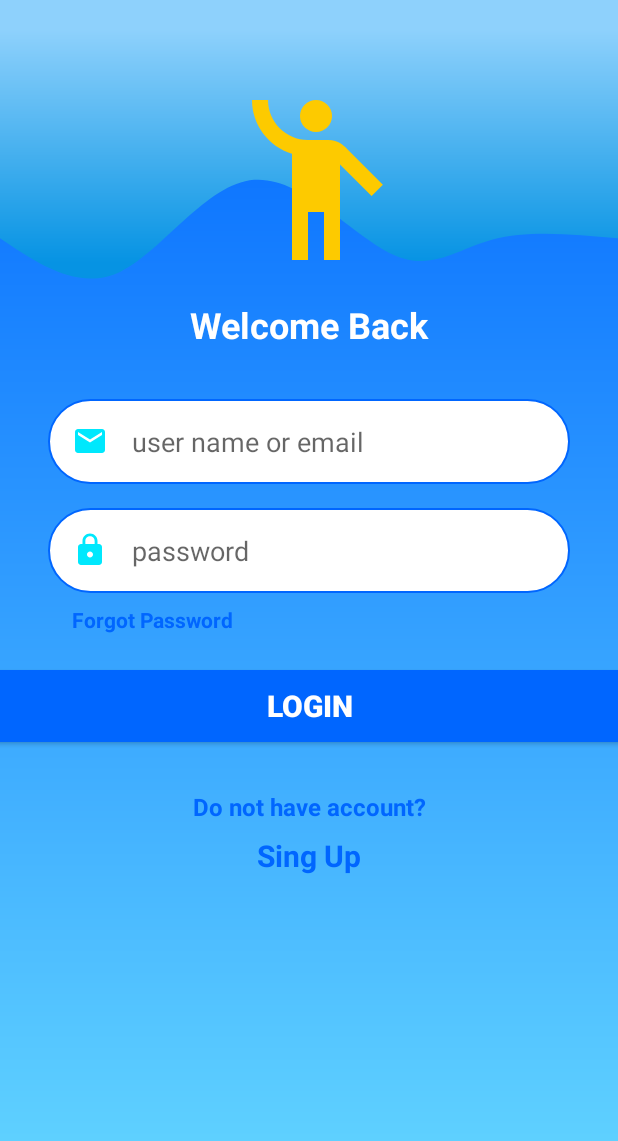
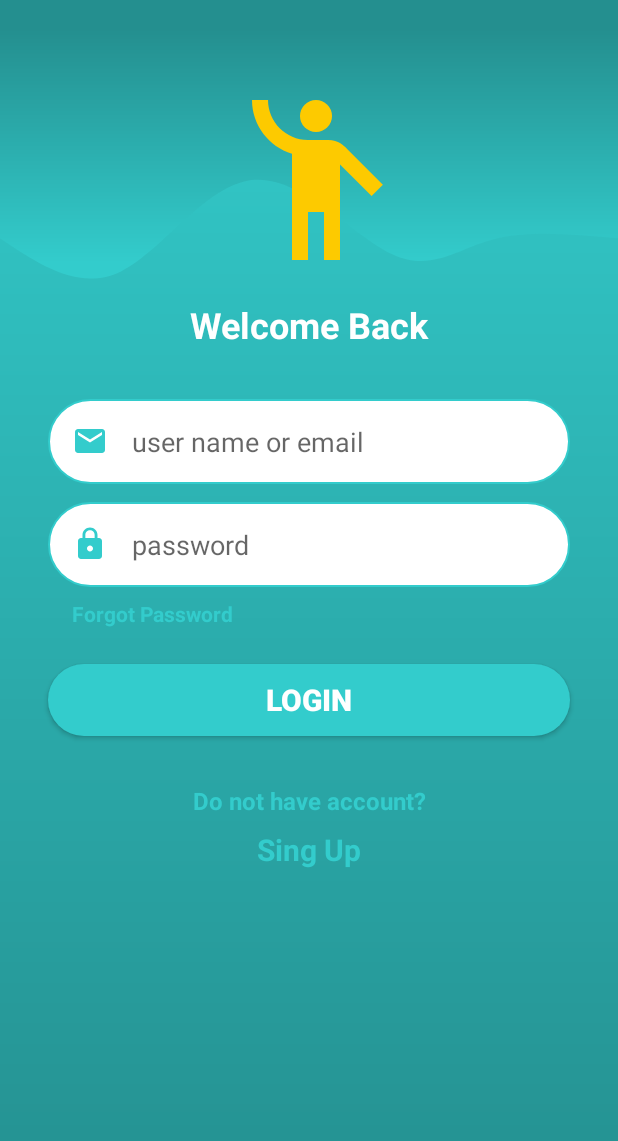
Before and after one commit to josefervalenciacontreras/IU_android_estudio, an Android app: the MainActivity screen opened directly, with no data from a screen before it, on a phone screen of 412 x 824 dp. Shown: the top 1141 px of the screen. Run offline under Robolectric (Android 15) with nearby library versions, the phone set to English and light mode, and no system bars.

Commit message:
new project

```diff
--- a/app/src/main/res/drawable/ic_email_24.xml
+++ b/app/src/main/res/drawable/ic_email_24.xml
@@ -1,4 +1,4 @@
-<vector android:height="24dp" android:tint="#00E8FD"
+<vector android:height="24dp" android:tint="@color/ic_color"
     android:viewportHeight="24" android:viewportWidth="24"
     android:width="24dp" xmlns:android="http://schemas.android.com/apk/res/android">
     <path android:fillColor="@android:color/white" android:pathData="M20,4L4,4c-1.1,0 -1.99,0.9 -1.99,2L2,18c0,1.1 0.9,2 2,2h16c1.1,0 2,-0.9 2,-2L22,6c0,-1.1 -0.9,-2 -2,-2zM20,8l-8,5 -8,-5L4,6l8,5 8,-5v2z"/>
--- a/app/src/main/res/drawable/ic_lock_24.xml
+++ b/app/src/main/res/drawable/ic_lock_24.xml
@@ -1,4 +1,4 @@
-<vector android:height="24dp" android:tint="#00E8FD"
+<vector android:height="24dp" android:tint="@color/ic_color"
     android:viewportHeight="24" android:viewportWidth="24"
     android:width="24dp" xmlns:android="http://schemas.android.com/apk/res/android">
     <path android:fillColor="@android:color/white" android:pathData="M18,8h-1L17,6c0,-2.76 -2.24,-5 -5,-5S7,3.24 7,6v2L6,8c-1.1,0 -2,0.9 -2,2v10c0,1.1 0.9,2 2,2h12c1.1,0 2,-0.9 2,-2L20,10c0,-1.1 -0.9,-2 -2,-2zM12,17c-1.1,0 -2,-0.9 -2,-2s0.9,-2 2,-2 2,0.9 2,2 -0.9,2 -2,2zM15.1,8L8.9,8L8.9,6c0,-1.71 1.39,-3.1 3.1,-3.1 1.71,0 3.1,1.39 3.1,3.1v2z"/>
--- a/app/src/main/res/drawable/wave_background.xml
+++ b/app/src/main/res/drawable/wave_background.xml
@@ -14,8 +14,8 @@
           android:endX="720"
           android:endY="0"
           android:type="linear">
-        <item android:offset="0.1" android:color="#FF0693E3"/>
-        <item android:offset="0.9" android:color="#FF8ED1FC"/>
+        <item android:offset="0.1" android:color="@color/startColor"/>
+        <item android:offset="0.9" android:color="@color/endColor"/>
       </gradient>
     </aapt:attr>
   </path>
--- a/app/src/main/res/layout/activity_main.xml
+++ b/app/src/main/res/layout/activity_main.xml
@@ -70,7 +70,7 @@
         android:layout_width="0dp"
         android:layout_height="wrap_content"
         android:layout_marginStart="32dp"
-        android:layout_marginTop="16dp"
+        android:layout_marginTop="12dp"
         android:layout_marginEnd="32dp"
         android:background="@drawable/round_border"
         android:drawableStart="@drawable/ic_lock_24"
@@ -80,12 +80,13 @@
         android:inputType="text"
         android:padding="16dp"
         app:layout_constraintEnd_toEndOf="parent"
+        app:layout_constraintHorizontal_bias="0.0"
         app:layout_constraintStart_toStartOf="parent"
         app:layout_constraintTop_toBottomOf="@+id/edUserName" />
 
     <Button
         android:id="@+id/button2"
-        android:layout_width="536dp"
+        android:layout_width="0dp"
         android:layout_height="wrap_content"
         android:layout_marginStart="32dp"
         android:layout_marginTop="24dp"
--- a/app/src/main/res/values/colors.xml
+++ b/app/src/main/res/values/colors.xml
@@ -2,7 +2,8 @@
 <resources>
     <color name="black">#FF000000</color>
     <color name="white">#FFFFFFFF</color>
-    <color name="startColor">#0066ff</color>
-    <color name="endColor">#66d9ff</color>
-    <color name="green">#53c68c</color>
+    <color name="ic_color">#33cccc</color>
+    <color name="startColor">#33cccc</color>
+    <color name="endColor">#248f8f</color>
+    <color name="green">#b3e6cc</color>
     </resources>
```
